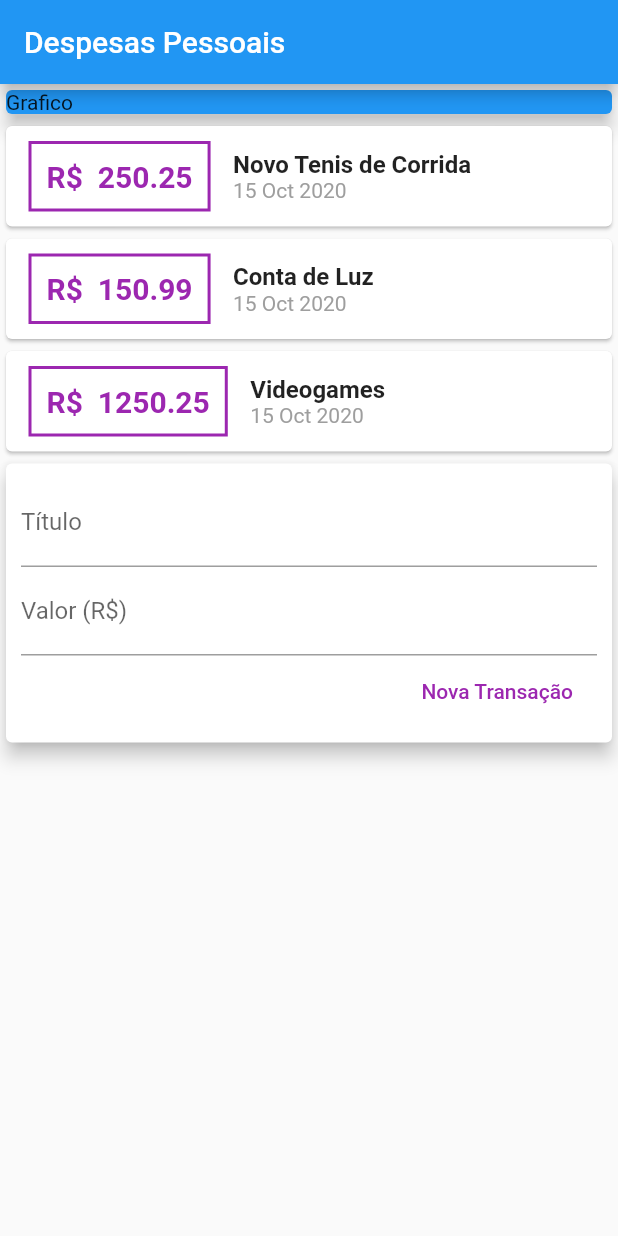
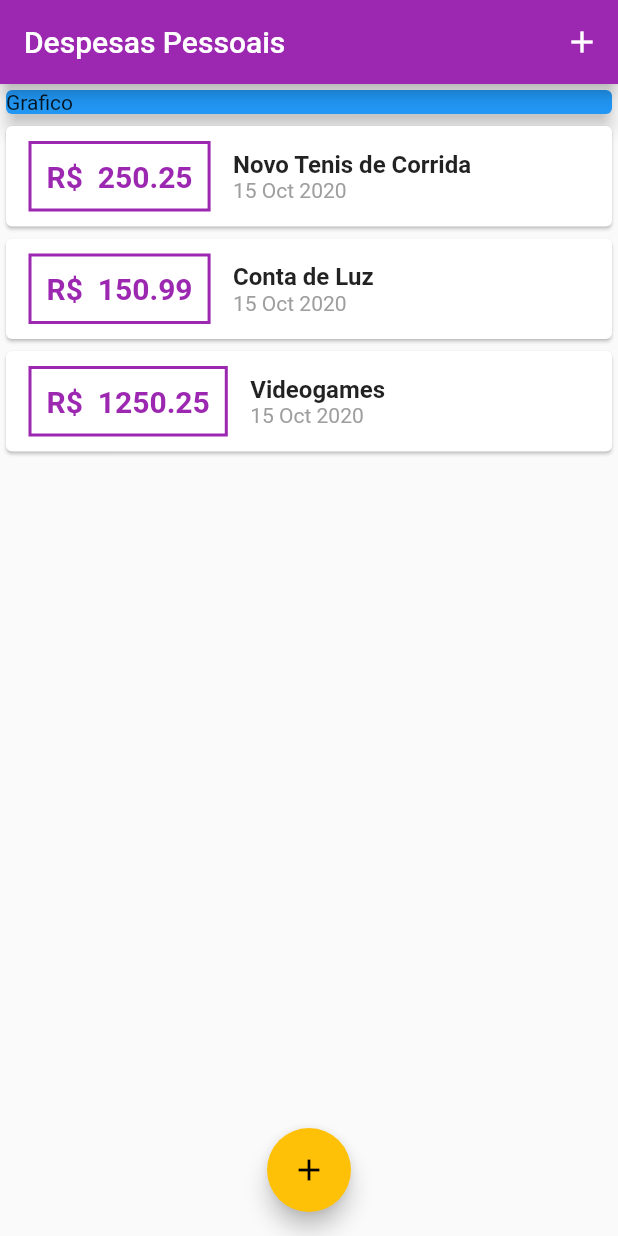
Before and after one commit to rodolforoc/my-expenses, a Flutter app: the screen it shows after launch, on a phone screen of 412 x 824 dp. Run offline on Flutter 3.47's test engine with Material 2 defaults, Android fonts, the phone set to English and light mode, and no system bars.

Commit message:
Add theme purple

```diff
--- a/lib/components/transaction_list.dart
+++ b/lib/components/transaction_list.dart
@@ -9,8 +9,12 @@ class TransactionList extends StatelessWidget {
 
   @override
   Widget build(BuildContext context) {
-    return Column(
-      children: transactions.map((tr) {
+    return Container(
+      height: 300,
+      child: ListView.builder(
+        itemCount: transactions.length,
+        itemBuilder: (ctz, index) {
+          final tr = transactions[index];
           return Card(
             child: Row(
               children: [
@@ -21,7 +25,7 @@ class TransactionList extends StatelessWidget {
                   ),
                   decoration: BoxDecoration(
                       border: Border.all(
-                  color: Colors.purple,
+                    color: Theme.of(context).primaryColor,
                     width: 2,
                   )),
                   padding: EdgeInsets.all(10),
@@ -30,7 +34,7 @@ class TransactionList extends StatelessWidget {
                     style: TextStyle(
                       fontWeight: FontWeight.bold,
                       fontSize: 20,
-                    color: Colors.purple,
+                      color: Theme.of(context).primaryColor,
                     ),
                   ),
                 ),
@@ -55,7 +59,8 @@ class TransactionList extends StatelessWidget {
               ],
             ),
           );
-      }).toList(),
+        },
+      ),
     );
   }
 }
--- a/lib/components/transaction_user.dart
+++ /dev/null
@@ -1,57 +0,0 @@
-import 'dart:math';
-
-import 'package:flutter/material.dart';
-import 'transaction_form.dart';
-import 'transaction_list.dart';
-import '../models/transaction.dart';
-
-class TransactionUser extends StatefulWidget {
-  @override
-  _TransactionUserState createState() => _TransactionUserState();
-}
-
-class _TransactionUserState extends State<TransactionUser> {
-  final _transactions = [
-    Transaction(
-      id: 't1',
-      title: 'Novo Tenis de Corrida',
-      value: 250.25,
-      date: DateTime.now(),
-    ),
-    Transaction(
-      id: 't2',
-      title: 'Conta de Luz',
-      value: 150.99,
-      date: DateTime.now(),
-    ),
-    Transaction(
-      id: 't3',
-      title: 'Videogames',
-      value: 1250.25,
-      date: DateTime.now(),
-    ),
-  ];
-
-  _addTransaction(String title, double value) {
-    final newTransaction = Transaction(
-      id: Random().nextDouble().toString(),
-      title: title,
-      value: value,
-      date: DateTime.now(),
-    );
-
-    setState(() {
-      _transactions.add(newTransaction);
-    });
-  }
-
-  @override
-  Widget build(BuildContext context) {
-    return Column(
-      children: [
-        TransactionList(_transactions),
-        TransactionForm(_addTransaction),
-      ],
-    );
-  }
-}
--- a/lib/main.dart
+++ b/lib/main.dart
@@ -1,7 +1,10 @@
+import 'dart:math';
+
 import 'package:flutter/material.dart';
 import 'package:myExpenses/components/transaction_form.dart';
-import 'package:myExpenses/components/transaction_list.dart';
-import './components/transaction_user.dart';
+import './components/transaction_form.dart';
+import './components/transaction_list.dart';
+import './models/transaction.dart';
 
 main() => runApp(ExpensesApp());
 
@@ -10,18 +13,79 @@ class ExpensesApp extends StatelessWidget {
   Widget build(BuildContext context) {
     return MaterialApp(
       home: MyHomePage(),
+      theme: ThemeData(
+        primarySwatch: Colors.purple,
+        accentColor: Colors.amber,
+      ),
     );
   }
 }
 
-class MyHomePage extends StatelessWidget {
+class MyHomePage extends StatefulWidget {
+  @override
+  _MyHomePageState createState() => _MyHomePageState();
+}
+
+class _MyHomePageState extends State<MyHomePage> {
+  final _transactions = [
+    Transaction(
+      id: 't1',
+      title: 'Novo Tenis de Corrida',
+      value: 250.25,
+      date: DateTime.now(),
+    ),
+    Transaction(
+      id: 't2',
+      title: 'Conta de Luz',
+      value: 150.99,
+      date: DateTime.now(),
+    ),
+    Transaction(
+      id: 't3',
+      title: 'Videogames',
+      value: 1250.25,
+      date: DateTime.now(),
+    ),
+  ];
+
+  _addTransaction(String title, double value) {
+    final newTransaction = Transaction(
+      id: Random().nextDouble().toString(),
+      title: title,
+      value: value,
+      date: DateTime.now(),
+    );
+
+    setState(() {
+      _transactions.add(newTransaction);
+    });
+
+    Navigator.of(context).pop();
+  }
+
+  _openTransactionFormModal(BuildContext context) {
+    showModalBottomSheet(
+      context: context,
+      builder: (_) {
+        return TransactionForm(_addTransaction);
+      },
+    );
+  }
+
   @override
   Widget build(BuildContext context) {
     return Scaffold(
       appBar: AppBar(
         title: Text('Despesas Pessoais'),
+        actions: [
+          IconButton(
+            icon: Icon(Icons.add),
+            onPressed: () => _openTransactionFormModal(context),
+          )
+        ],
       ),
-      body: Column(
+      body: SingleChildScrollView(
+        child: Column(
           crossAxisAlignment: CrossAxisAlignment.stretch,
           children: [
             Container(
@@ -32,9 +96,15 @@ class MyHomePage extends StatelessWidget {
                 elevation: 5,
               ),
             ),
-          TransactionUser(),
+            TransactionList(_transactions),
           ],
         ),
+      ),
+      floatingActionButton: FloatingActionButton(
+        child: Icon(Icons.add),
+        onPressed: () => _openTransactionFormModal(context),
+      ),
+      floatingActionButtonLocation: FloatingActionButtonLocation.centerFloat,
     );
   }
 }
```
Also changed, not shown: lib/components/transaction_form.dart (+25 -9 lines). Lines whose indentation alone changed are shown as unchanged.
